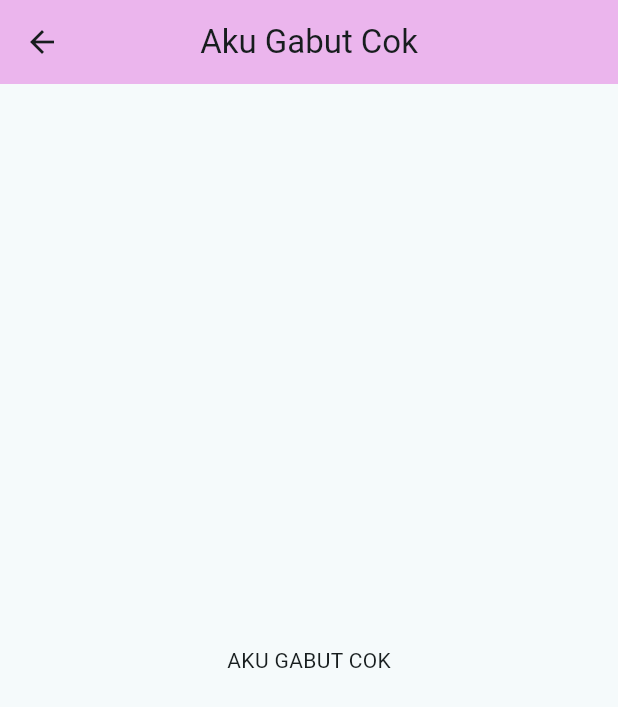
After one commit to PixelSam123/flutter_task_archive, a Flutter app: the GabutPage screen opened directly, on a phone screen of 412 x 824 dp. The commit adds this screen. Shown: the top 707 px of the screen. Run offline on Flutter 3.47's test engine with Material 3 defaults, Android fonts, the phone set to English and light mode, and no system bars; missing offline and left inert: window_size.

```diff
--- /dev/null
+++ b/lib/pages/gabut.dart
@@ -0,0 +1,22 @@
+import 'package:flutter/material.dart';
+
+class GabutPage extends StatelessWidget {
+  GabutPage({super.key});
+
+  final _pageColorScheme = ColorScheme.fromSeed(seedColor: Colors.purple);
+
+  @override
+  Widget build(BuildContext context) {
+    return Scaffold(
+      appBar: AppBar(
+        backgroundColor: _pageColorScheme.inversePrimary,
+        title: const Text('Aku Gabut Cok'),
+        centerTitle: true,
+        titleTextStyle: Theme.of(context).textTheme.titleLarge,
+      ),
+      body: const Center(
+        child: Text('AKU GABUT COK'),
+      ),
+    );
+  }
+}
```
Also changed, not shown: lib/pages/home.dart (+10 -5 lines).
